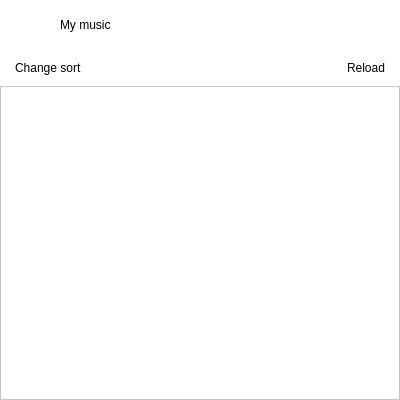
Before: the Qt Designer form Pages/mainpage.ui in HTMLProgrammer2001/qtPlayer, drawn with Qt 5.
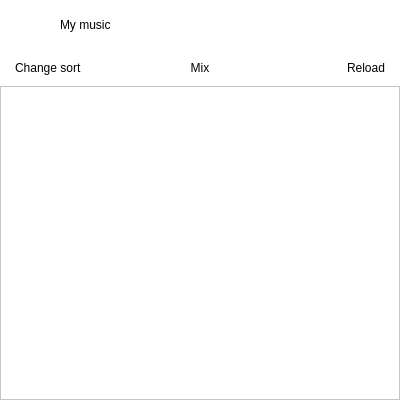
After: the same form once the commit is applied. Icons and pictures are not drawn. Custom widgets are drawn as their Qt base class.

```diff
--- a/Pages/mainpage.ui
+++ b/Pages/mainpage.ui
@@ -223,6 +223,27 @@
           </property>
          </widget>
         </item>
+        <item>
+         <widget class="IClickable" name="mix">
+          <property name="cursor">
+           <cursorShape>PointingHandCursor</cursorShape>
+          </property>
+          <property name="styleSheet">
+           <string notr="true">font: 75 10pt &quot;Arial&quot;;
+color: rgb(79, 147, 255);
+
+QLabel::hover{
+	color: rgb(42, 109, 255)
+}</string>
+          </property>
+          <property name="text">
+           <string>Mix</string>
+          </property>
+          <property name="alignment">
+           <set>Qt::AlignCenter</set>
+          </property>
+         </widget>
+        </item>
         <item>
          <widget class="IClickable" name="reload">
           <property name="cursor">
```
